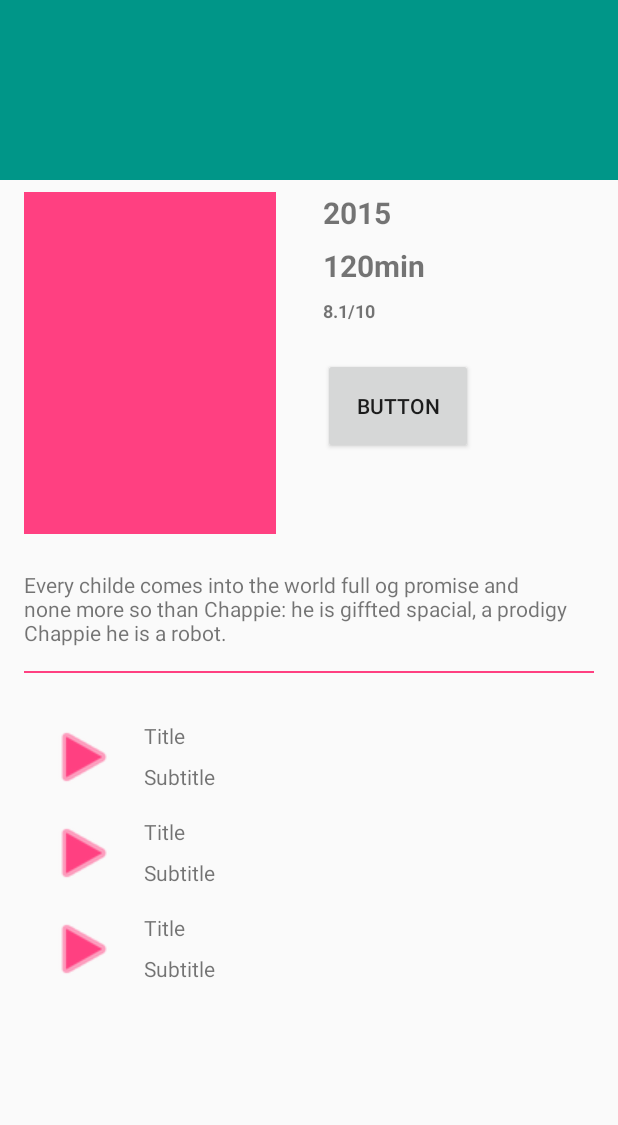
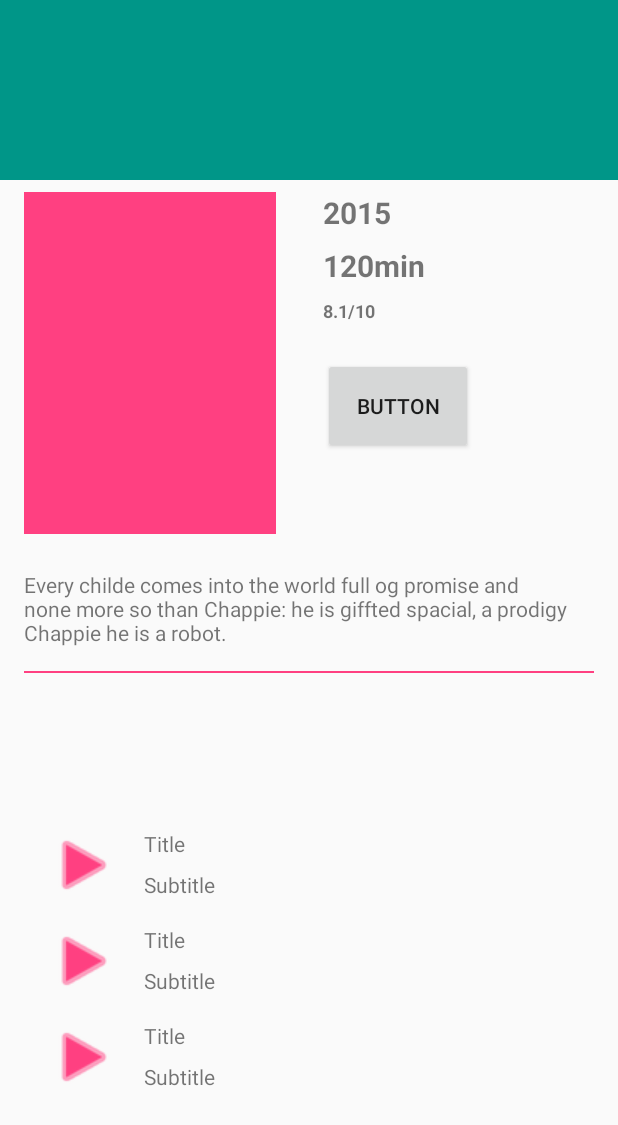
Before and after one commit to Ronelg/Tmdb, an Android app: the layout movie_detail.xml on its own in the app's theme, with its tools: preview values and no code run, on a phone screen of 412 x 824 dp. Shown: the top 1125 px of the screen. Run offline under Robolectric (Android 15) with nearby library versions, the phone set to English and light mode, and no system bars; network calls fail.

Commit message:
bugfix movie trailers layout

```diff
--- a/app/src/main/java/com/tmdb/android/ui/moviedetails/MovieDetailsPresenter.java
+++ b/app/src/main/java/com/tmdb/android/ui/moviedetails/MovieDetailsPresenter.java
@@ -23,7 +23,7 @@ public class MovieDetailsPresenter implements MovieDetailsContract.Presenter,
         TmdbRepository.LoadDataCallback,
         LoaderManager.LoaderCallbacks<Cursor> {
 
-    public final static int MOVIE_TRAILERS_LOADER = 2;
+    public final static int MOVIE_TRAILERS_LOADER = 0x2;
 
     private final MovieDetailsContract.View mMovieTrailersView;
 
--- a/app/src/main/res/layout/movie_detail.xml
+++ b/app/src/main/res/layout/movie_detail.xml
@@ -125,7 +125,7 @@
       app:layout_constraintHorizontal_bias="0.44"
       app:layout_constraintTop_toBottomOf="@+id/view"
       android:layout_marginTop="16dp"
-      android:layout_height="0dp"
+      android:layout_height="200dp"
       app:layout_constraintBottom_toBottomOf="parent"
       android:layout_marginBottom="16dp">
 
```
